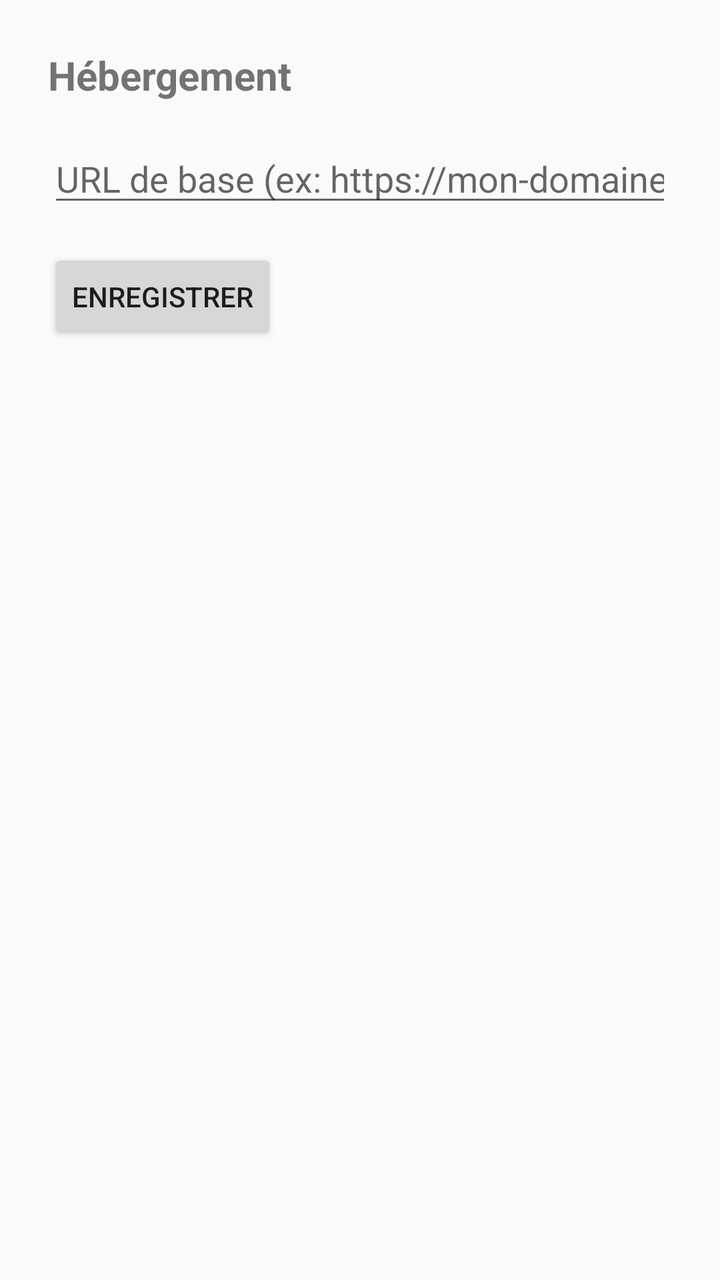
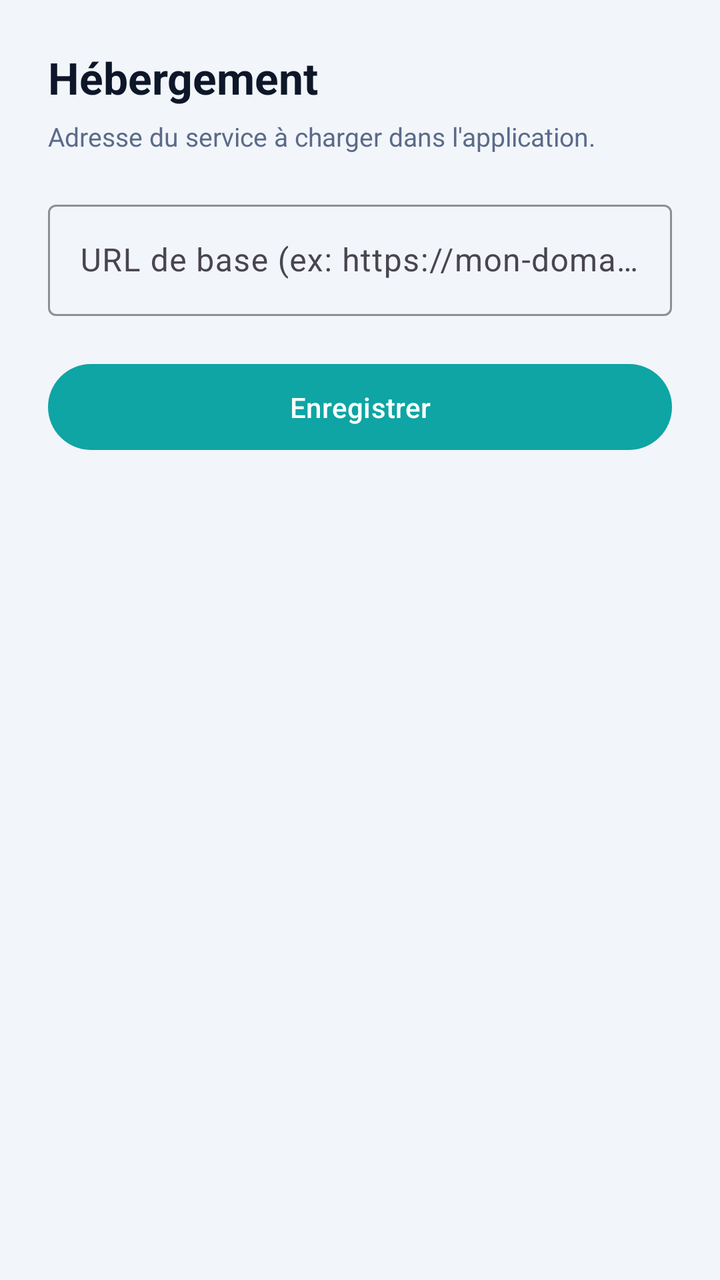

Before-and-after screenshots of an Android layout around one commit, followed by the original layout XML and the change that was made.
<!-- AndroidManifest.xml: application theme Theme.Wallet -->
<!-- res/layout/activity_settings.xml -->
<?xml version="1.0" encoding="utf-8"?>
<LinearLayout xmlns:android="http://schemas.android.com/apk/res/android"
    android:layout_width="match_parent"
    android:layout_height="match_parent"
    android:orientation="vertical"
    android:padding="24dp">

    <TextView
        android:layout_width="wrap_content"
        android:layout_height="wrap_content"
        android:text="@string/settings_title"
        android:textSize="20sp"
        android:textStyle="bold"
        android:paddingBottom="16dp" />

    <EditText
        android:id="@+id/input_url"
        android:layout_width="match_parent"
        android:layout_height="wrap_content"
        android:hint="@string/settings_hint"
        android:inputType="textUri"
        android:autofillHints="url" />

    <Button
        android:id="@+id/btn_save"
        android:layout_width="wrap_content"
        android:layout_height="wrap_content"
        android:layout_marginTop="16dp"
        android:text="@string/settings_save" />

</LinearLayout>
<!-- resources referenced by this layout -->
<resources>
  <string name="settings_hint">URL de base (ex: https://mon-domaine.com)</string>
  <string name="settings_save">Enregistrer</string>
  <string name="settings_title">Hébergement</string>
  <style name="Theme.Wallet" parent="Theme.AppCompat.DayNight.DarkActionBar">
          <item name="colorPrimary">#0F2C4C</item>
          <item name="colorPrimaryDark">#0A2038</item>
          <item name="colorAccent">#F0B429</item>
      </style>
</resources>

<!-- the commit's change to res/layout/activity_settings.xml (unified diff, before → after) -->
@@ -1,31 +1,58 @@
 <?xml version="1.0" encoding="utf-8"?>
-<LinearLayout xmlns:android="http://schemas.android.com/apk/res/android"
+<ScrollView xmlns:android="http://schemas.android.com/apk/res/android"
+    xmlns:app="http://schemas.android.com/apk/res-auto"
     android:layout_width="match_parent"
     android:layout_height="match_parent"
-    android:orientation="vertical"
-    android:padding="24dp">
+    android:background="@color/wallet_bg"
+    android:fillViewport="true">
 
-    <TextView
-        android:layout_width="wrap_content"
-        android:layout_height="wrap_content"
-        android:text="@string/settings_title"
-        android:textSize="20sp"
-        android:textStyle="bold"
-        android:paddingBottom="16dp" />
-
-    <EditText
-        android:id="@+id/input_url"
+    <LinearLayout
         android:layout_width="match_parent"
         android:layout_height="wrap_content"
-        android:hint="@string/settings_hint"
-        android:inputType="textUri"
-        android:autofillHints="url" />
+        android:orientation="vertical"
+        android:padding="24dp">
 
-    <Button
-        android:id="@+id/btn_save"
-        android:layout_width="wrap_content"
-        android:layout_height="wrap_content"
-        android:layout_marginTop="16dp"
-        android:text="@string/settings_save" />
+        <TextView
+            android:layout_width="wrap_content"
+            android:layout_height="wrap_content"
+            android:text="@string/settings_title"
+            android:textColor="@color/wallet_ink"
+            android:textSize="22sp"
+            android:textStyle="bold" />
 
-</LinearLayout>
+        <TextView
+            android:layout_width="match_parent"
+            android:layout_height="wrap_content"
+            android:layout_marginTop="6dp"
+            android:layout_marginBottom="20dp"
+            android:text="@string/settings_subtitle"
+            android:textColor="@color/wallet_muted"
+            android:textSize="13sp" />
+
+        <com.google.android.material.textfield.TextInputLayout
+            style="@style/Widget.Material3.TextInputLayout.OutlinedBox"
+            android:layout_width="match_parent"
+            android:layout_height="wrap_content"
+            android:hint="@string/settings_hint"
+            app:boxStrokeColor="@color/wallet_primary">
+
+            <com.google.android.material.textfield.TextInputEditText
+                android:id="@+id/input_url"
+                android:layout_width="match_parent"
+                android:layout_height="wrap_content"
+                android:autofillHints="url"
+                android:inputType="textUri"
+                android:maxLines="1" />
+        </com.google.android.material.textfield.TextInputLayout>
+
+        <com.google.android.material.button.MaterialButton
+            android:id="@+id/btn_save"
+            android:layout_width="match_parent"
+            android:layout_height="wrap_content"
+            android:layout_marginTop="20dp"
+            android:paddingTop="12dp"
+            android:paddingBottom="12dp"
+            android:text="@string/settings_save" />
+
+    </LinearLayout>
+</ScrollView>
<!-- resource entries referenced after the edit -->
@@ -1,12 +1,24 @@
 <!-- resources referenced by this layout -->
 <resources>
+  <color name="wallet_bg">#F2F5FA</color>
+  <color name="wallet_ink">#0E1729</color>
+  <color name="wallet_muted">#5B6B88</color>
+  <color name="wallet_primary">#0EA5A4</color>
   <string name="settings_hint">URL de base (ex: https://mon-domaine.com)</string>
   <string name="settings_save">Enregistrer</string>
+  <string name="settings_subtitle">Adresse du service à charger dans l\'application.</string>
   <string name="settings_title">Hébergement</string>
-  <style name="Theme.Wallet" parent="Theme.AppCompat.DayNight.DarkActionBar">
-          <item name="colorPrimary">#0F2C4C</item>
-          <item name="colorPrimaryDark">#0A2038</item>
-          <item name="colorAccent">#F0B429</item>
+  <style name="Theme.Wallet" parent="Theme.Material3.Light.NoActionBar">
+          <item name="colorPrimary">#0EA5A4</item>
+          <item name="colorPrimaryDark">#0B7D7C</item>
+          <item name="colorOnPrimary">#FFFFFF</item>
+          <item name="colorSecondary">#6366F1</item>
+          <item name="colorSurface">#FFFFFF</item>
+          <item name="colorSurfaceVariant">#F2F5FA</item>
+          <item name="colorOnSurface">#0E1729</item>
+          <item name="android:colorBackground">#F2F5FA</item>
+          <item name="android:statusBarColor">#F2F5FA</item>
+          <item name="android:windowLightStatusBar">true</item>
       </style>
 </resources>
 
